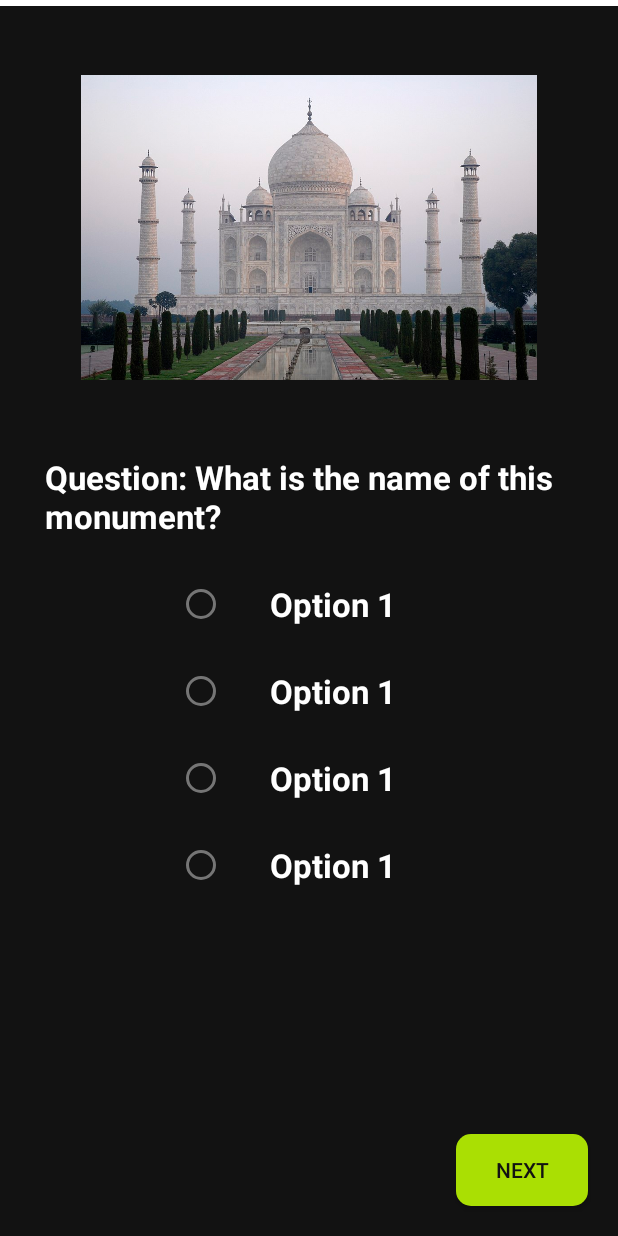
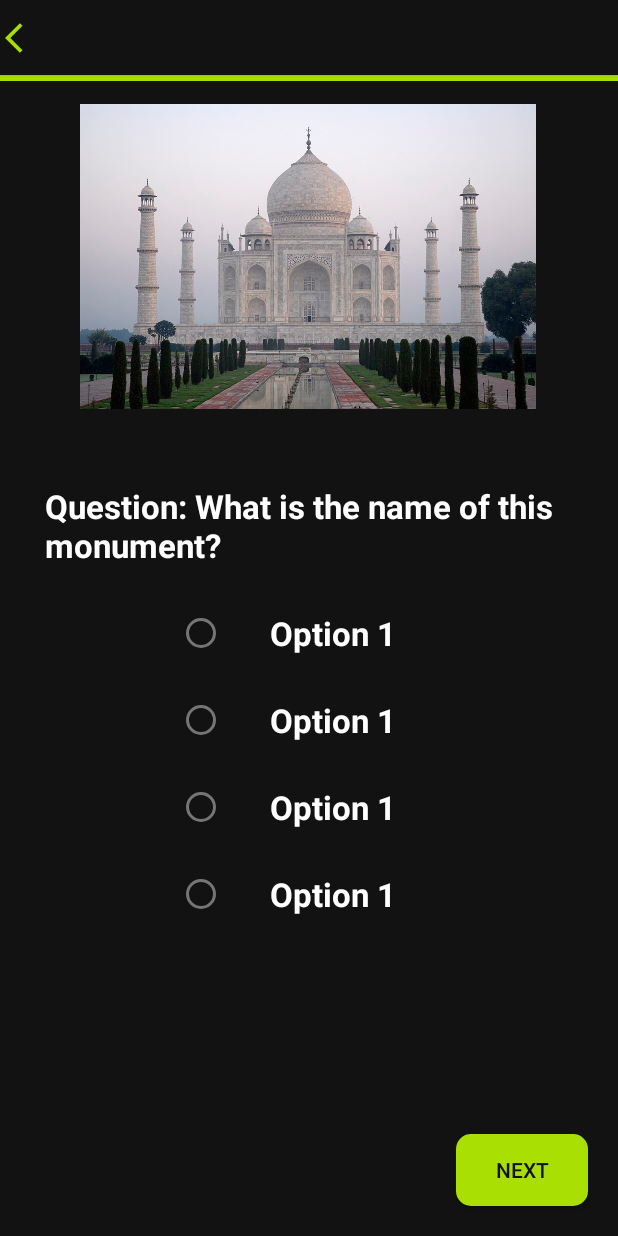
Before and after one commit to MdKaif2782/Zenith-Quiz, an Android app: the layout activity_quiz_exam.xml on its own in the app's theme, with its tools: preview values and no code run, on a phone screen of 412 x 824 dp. Run offline under Robolectric (Android 15) with nearby library versions, the phone set to English and light mode, and no system bars; Roboto replaces fonts that are not available here.

Commit message:
test quiz upload

```diff
--- a/app/build.gradle
+++ b/app/build.gradle
@@ -50,7 +50,7 @@ dependencies {
     //okhttp
     implementation 'com.squareup.okhttp3:okhttp:4.9.2'
     //Rounded horizontal progress bar
-    implementation 'com.sasank.roundedhorizontalprogress:roundedhorizontalprogress:1.0.1'
+
 
 
 
--- a/app/src/main/AndroidManifest.xml
+++ b/app/src/main/AndroidManifest.xml
@@ -77,6 +77,13 @@
                 android:name="android.app.lib_name"
                 android:value="" />
         </activity>
+        <activity
+            android:name=".Quiz.Quiz_exam"
+            android:exported="false">
+            <meta-data
+                android:name="android.app.lib_name"
+                android:value="" />
+        </activity>
 
         <meta-data
             android:name="preloaded_fonts"
--- a/app/src/main/java/inc/typhon/zenithquiz/Adapters/QuizListAdapter.java
+++ b/app/src/main/java/inc/typhon/zenithquiz/Adapters/QuizListAdapter.java
@@ -21,6 +21,10 @@ import inc.typhon.zenithquiz.R;
 public class QuizListAdapter extends ArrayAdapter<Quiz> {
     public QuizListAdapter(@NonNull Context context, int resource, @NonNull List<Quiz> objects) {
         super(context, resource, objects);
+    }
+    //set on click listener for each item in the list
+    public interface OnItemClickListener {
+        void onItemClick(Quiz quiz);
     }
 
     @NonNull
--- a/app/src/main/java/inc/typhon/zenithquiz/Quiz/Available_quiz.java
+++ b/app/src/main/java/inc/typhon/zenithquiz/Quiz/Available_quiz.java
@@ -4,6 +4,9 @@ import androidx.appcompat.app.AppCompatActivity;
 
 import android.content.Intent;
 import android.os.Bundle;
+import android.util.Log;
+import android.view.View;
+import android.widget.AdapterView;
 import android.widget.ListView;
 import android.widget.Toast;
 
@@ -45,17 +48,12 @@ public class Available_quiz extends AppCompatActivity {
                 Toast.makeText(Available_quiz.this, "Error: " + task.getException().getMessage(), Toast.LENGTH_SHORT).show();
             }
         });
-
-
         listView.setOnItemClickListener((parent, view, position, id) -> {
+            System.out.println("\n\n\nItem Clicked  :  "+position);
             Intent intent = new Intent(Available_quiz.this, Quiz_exam.class);
             intent.putExtra("quizPosition", position);
             startActivity(intent);
         });
+    }
 
-
-
-
-
-    }
 }
--- a/app/src/main/java/inc/typhon/zenithquiz/Quiz/Quiz_exam.java
+++ b/app/src/main/java/inc/typhon/zenithquiz/Quiz/Quiz_exam.java
@@ -49,6 +49,8 @@ public class Quiz_exam extends AppCompatActivity {
                 quiz = task.getResult().getDocuments().get(quizPosition).toObject(Quiz.class);
                 assert quiz != null;
                 quizQuestions = quiz.getQuizQuestions();
+            }else {
+                System.out.println("Error: "+task.getException().getMessage());
             }
         });
     }
--- /dev/null
+++ b/app/src/main/res/drawable/ic_baseline_arrow_back_ios_24.xml
@@ -0,0 +1,5 @@
+<vector android:autoMirrored="true" android:height="24dp"
+    android:tint="#A9DE03" android:viewportHeight="24"
+    android:viewportWidth="24" android:width="24dp" xmlns:android="http://schemas.android.com/apk/res/android">
+    <path android:fillColor="@android:color/white" android:pathData="M11.67,3.87L9.9,2.1 0,12l9.9,9.9 1.77,-1.77L3.54,12z"/>
+</vector>
--- /dev/null
+++ b/app/src/main/res/drawable/ripple_on_blank.xml
@@ -0,0 +1,13 @@
+<?xml version="1.0" encoding="utf-8"?>
+<selector xmlns:android="http://schemas.android.com/apk/res/android">
+    <item>
+        <ripple android:color="@color/white">
+            <item>
+                <shape android:shape="rectangle">
+                    <solid android:color="#00AADF03" />
+                    <corners android:radius="100dp" />
+                </shape>
+            </item>
+        </ripple>
+    </item>
+</selector>
--- a/app/src/main/res/layout/activity_quiz_exam.xml
+++ b/app/src/main/res/layout/activity_quiz_exam.xml
@@ -7,25 +7,46 @@
     android:background="#121212"
     tools:context=".Quiz.Quiz_exam">
 
+    <androidx.cardview.widget.CardView
+        android:id="@+id/cardView"
+        android:layout_width="match_parent"
+        android:layout_height="50dp"
+        app:cardBackgroundColor="#121212"
+        app:layout_constraintEnd_toEndOf="parent"
+        app:layout_constraintStart_toStartOf="parent"
+        app:layout_constraintTop_toTopOf="parent">
+
+        <ImageButton
+            android:layout_width="30dp"
+            android:layout_height="30dp"
+            android:layout_gravity="center_vertical"
+            android:src="@drawable/ic_baseline_arrow_back_ios_24"
+            android:background="@drawable/ripple_on_blank"
+            />
+    </androidx.cardview.widget.CardView>
+
+
     <com.google.android.material.progressindicator.LinearProgressIndicator
         android:id="@+id/progressBar_quiz"
         android:layout_width="match_parent"
-        android:layout_height="2dp"
-        app:trackColor="@color/white"
+        android:layout_height="1.5dp"
         app:indicatorColor="#121212"
         app:layout_constraintEnd_toEndOf="parent"
+        app:layout_constraintHorizontal_bias="0.0"
         app:layout_constraintStart_toStartOf="parent"
-        app:layout_constraintTop_toTopOf="parent" />
+        app:layout_constraintTop_toBottomOf="@+id/cardView"
+        app:trackColor="#A9DE03" />
 
     <ImageView
         android:id="@+id/question_image"
         android:layout_width="316dp"
         android:layout_height="203dp"
-        android:layout_margin="50dp"
+        android:layout_marginTop="15dp"
         android:src="@drawable/taj_mahal"
         app:layout_constraintEnd_toEndOf="parent"
+        app:layout_constraintHorizontal_bias="0.494"
         app:layout_constraintStart_toStartOf="parent"
-        app:layout_constraintTop_toTopOf="parent" />
+        app:layout_constraintTop_toBottomOf="@+id/progressBar_quiz" />
 
     <TextView
         android:id="@+id/question_text"
--- a/app/src/main/res/layout/available_quiz_item.xml
+++ b/app/src/main/res/layout/available_quiz_item.xml
@@ -3,6 +3,7 @@
     xmlns:app="http://schemas.android.com/apk/res-auto"
     android:layout_width="match_parent"
     android:layout_height="match_parent"
+    android:descendantFocusability="blocksDescendants"
     android:background="#121212"
     android:orientation="vertical"
     >
@@ -128,7 +129,7 @@
                 android:layout_marginEnd="5dp"
                 android:layout_marginBottom="5dp"
                 android:background="@drawable/button_background"
-                android:src="@drawable/ic_baseline_keyboard_arrow_down_24"
+                android:src="@drawable/ic_baseline_arrow_forward_ios_24"
                 app:layout_constraintBottom_toBottomOf="parent"
                 app:layout_constraintEnd_toEndOf="parent" />
 
```
